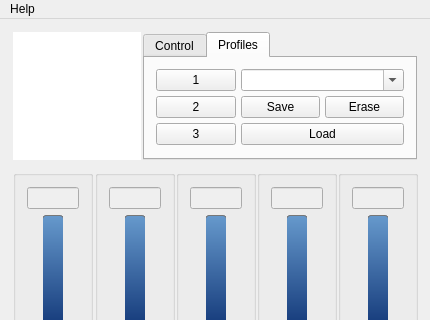
This is gui_mainwindow.ui in Shub77/phoebetria-code as Qt 5 draws it before an edit; both pictures show x 0 to 430 and y 0 to 320 of the 430 by 510 pixel window. The edited form follows.
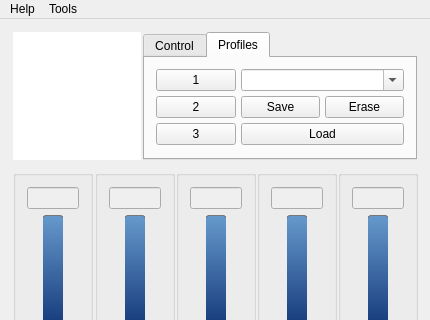
This is the edited form. Icons and pictures are not drawn.

The edit to the form file:
```diff
--- a/gui_mainwindow.ui
+++ b/gui_mainwindow.ui
@@ -2190,8 +2190,16 @@
      <string>Help</string>
     </property>
     <addaction name="actionAbout"/>
+    <addaction name="actionPreferences"/>
+    <addaction name="actionFoo"/>
+   </widget>
+   <widget class="QMenu" name="menuTools">
+    <property name="title">
+     <string>Tools</string>
+    </property>
    </widget>
    <addaction name="menuHelp"/>
+   <addaction name="menuTools"/>
   </widget>
   <widget class="QStatusBar" name="statusBar"/>
   <action name="actionAbout">
```
Left out of the diff: 13 changed lines with no effect on the pictures.
